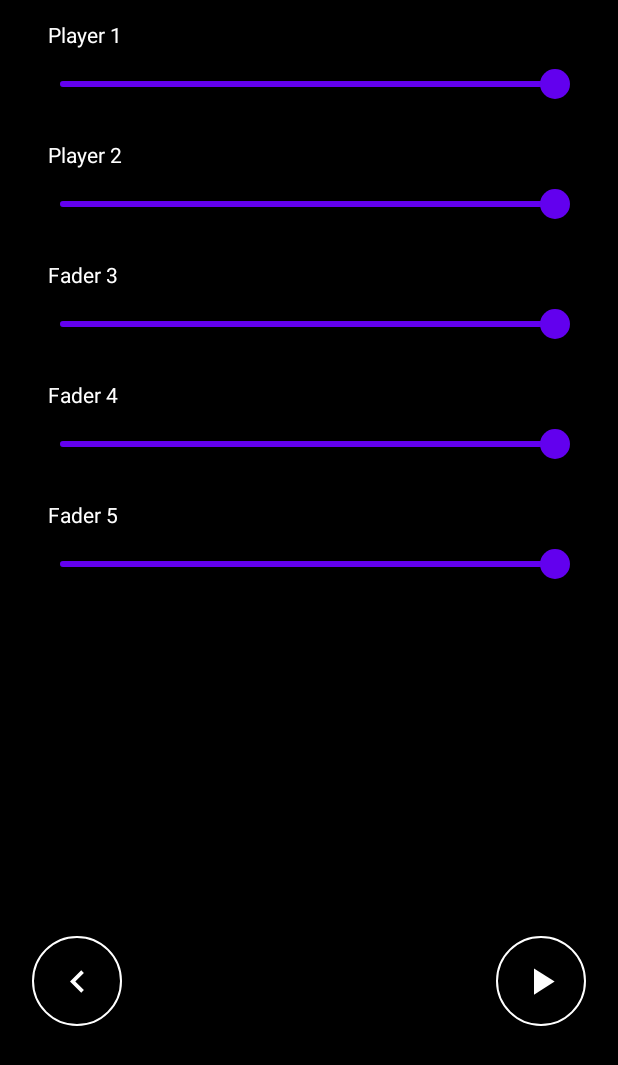
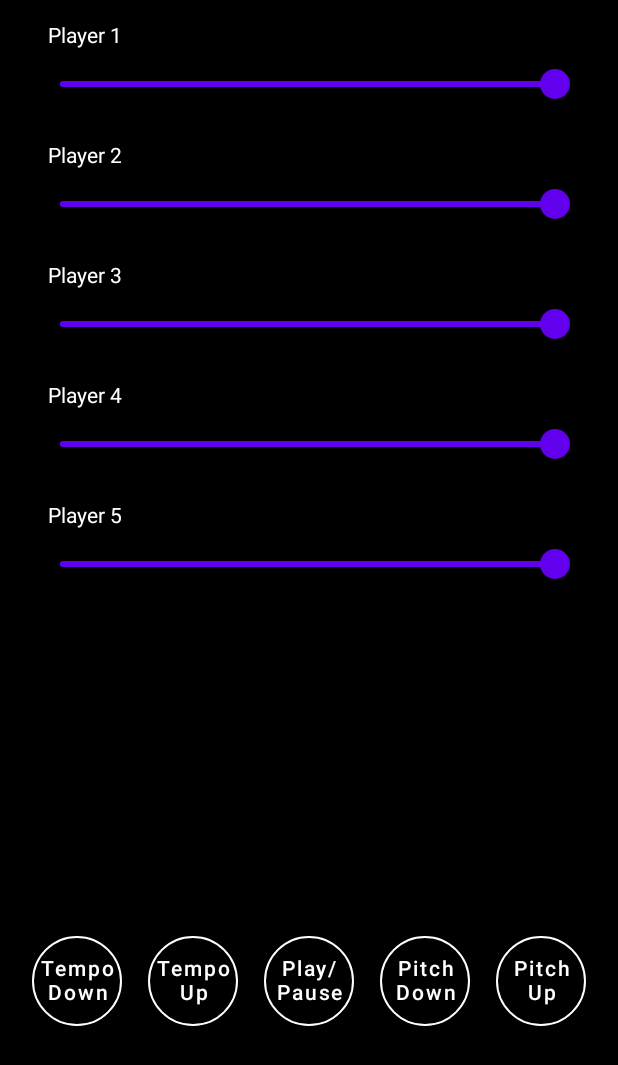
Before and after one commit to stephandue/multitrackplayer, an Android app built with Jetpack Compose: the screen it shows after launch (MainActivity), on a phone screen of 412 x 824 dp. Shown: the top 1065 px of the screen. Run offline under Robolectric (Android 15) with nearby library versions, the phone set to English and light mode, and no system bars; 4 statements that could not run were skipped.

Commit message:
Added Buttons to increase and decrease tempo and pitch

```diff
--- a/app/src/main/java/com/stephanduechtel/multitrackplayer/MainActivity.kt
+++ b/app/src/main/java/com/stephanduechtel/multitrackplayer/MainActivity.kt
@@ -26,6 +26,7 @@ import androidx.compose.material.Icon
 import androidx.compose.material.Scaffold
 import androidx.compose.material.Slider
 import androidx.compose.material.Text
+import androidx.compose.ui.text.style.TextAlign
 import androidx.compose.material.icons.Icons
 import androidx.compose.material.icons.filled.KeyboardArrowLeft
 import androidx.compose.material.icons.filled.PlayArrow
@@ -102,17 +103,17 @@ fun Greeting(name: String, modifier: Modifier = Modifier) {
                         )
                         // Add 3 more sliders as placeholders for future controls
                         VolumeSlider(
-                            label = "Fader 3",
+                            label = "Player 3",
                             volume = viewModel.player3Volume,
                             onVolumeChange = { viewModel.updatePlayer3Volume(it) }
                         )
                         VolumeSlider(
-                            label = "Fader 4",
+                            label = "Player 4",
                             volume = viewModel.player4Volume,
                             onVolumeChange = { viewModel.updatePlayer4Volume(it) }
                         )
                         VolumeSlider(
-                            label = "Fader 5",
+                            label = "Player 5",
                             volume = viewModel.player5Volume,
                             onVolumeChange = { viewModel.updatePlayer5Volume(it) }
                         )
@@ -135,8 +136,11 @@ fun Greeting(name: String, modifier: Modifier = Modifier) {
                         horizontalArrangement = Arrangement.SpaceBetween,
                         verticalAlignment = Alignment.CenterVertically
                     ) {
-                        IconButton(icon = Icons.Default.KeyboardArrowLeft, onClick = { viewModel.setPausedPositionToZero() })
-                        IconButton(icon = Icons.Default.PlayArrow, onClick = { viewModel.playPause() })
+                        TextButton(label = "Tempo Down", onClick = { viewModel.tempoDown() })
+                        TextButton(label = "Tempo Up", onClick = { viewModel.tempoUp() })
+                        TextButton(label = "Play/Pause", onClick = { viewModel.playPause() })
+                        TextButton(label = "Pitch Down", onClick = { viewModel.pitchDown() })
+                        TextButton(label = "Pitch Up", onClick = { viewModel.pitchUp() })
                     }
                 }
             }
@@ -159,7 +163,7 @@ fun VolumeSlider(label: String, volume: Float, onVolumeChange: (Float) -> Unit)
 }
 
 @Composable
-fun IconButton(icon: ImageVector, onClick: () -> Unit) {
+fun TextButton(label: String, onClick: () -> Unit) {
     Button(
         onClick = onClick,
         shape = CircleShape, // Make the button circular
@@ -170,12 +174,19 @@ fun IconButton(icon: ImageVector, onClick: () -> Unit) {
             .width(60.dp)
             .height(60.dp)
     ) {
-        Icon(
-            icon,
-            contentDescription = null, // Decorative icon doesn't require a content description
-            tint = Color.White, // Icon color
-            modifier = Modifier.fillMaxSize(0.5F)
-        )
+        Box(
+            contentAlignment = Alignment.Center, // Center the content inside the box
+            modifier = Modifier.fillMaxSize()
+        ) {
+            Text(
+                text = label,
+                color = Color.White, // Text color
+                textAlign = TextAlign.Center, // Center the text if it wraps to multiple lines
+                modifier = Modifier
+                    .fillMaxWidth()
+                    .align(Alignment.Center) // Center the text inside the box
+            )
+        }
     }
 }
 
--- a/app/src/main/java/com/stephanduechtel/multitrackplayer/PlayerViewModel.kt
+++ b/app/src/main/java/com/stephanduechtel/multitrackplayer/PlayerViewModel.kt
@@ -1,7 +1,6 @@
 package com.stephanduechtel.multitrackplayer
 
 import android.app.Application
-import android.content.Context
 import android.content.res.AssetManager
 import android.util.Log
 import androidx.annotation.OptIn
@@ -12,8 +11,12 @@ import androidx.lifecycle.AndroidViewModel
 import androidx.lifecycle.ViewModel
 import androidx.lifecycle.ViewModelProvider
 import androidx.media3.common.util.UnstableApi
-import com.stephanduechtel.fiveloop.ExoPlayerManager
-import kotlinx.coroutines.*
+import kotlinx.coroutines.CoroutineScope
+import kotlinx.coroutines.Dispatchers
+import kotlinx.coroutines.Job
+import kotlinx.coroutines.delay
+import kotlinx.coroutines.isActive
+import kotlinx.coroutines.launch
 import java.io.IOException
 
 class PlayerViewModel(application: Application): AndroidViewModel(application) {
@@ -25,6 +28,9 @@ class PlayerViewModel(application: Application): AndroidViewModel(application) {
     var player3Volume by mutableStateOf(1f)
     var player4Volume by mutableStateOf(1f)
     var player5Volume by mutableStateOf(1f)
+
+    private var currentTempo: Float = 1.0f
+    private var currentPitch: Float = 0.0f
 
     private var job: Job? = null
 
@@ -163,6 +169,34 @@ class PlayerViewModel(application: Application): AndroidViewModel(application) {
         }
     }*/
 
+    // Function to decrease the tempo by 0.1
+    fun tempoDown() {
+        currentTempo -= 0.05f
+        // Call native method to update tempo
+        setTempoNative(currentTempo)
+    }
+
+    // Function to increase the tempo by 0.1
+    fun tempoUp() {
+        currentTempo += 0.05f
+        // Call native method to update tempo
+        setTempoNative(currentTempo)
+    }
+
+    // Function to decrease the pitch by one halftone (1.0)
+    fun pitchDown() {
+        currentPitch -= 1.0f
+        // Call native method to update pitch
+        setPitchSemiTonesNative(currentPitch)
+    }
+
+    // Function to increase the pitch by one halftone (1.0)
+    fun pitchUp() {
+        currentPitch += 1.0f
+        // Call native method to update pitch
+        setPitchSemiTonesNative(currentPitch)
+    }
+
     fun isSamplePlaying(index: Int): Boolean {
         return isSampleSourcePlaying(index)
     }
@@ -192,6 +226,10 @@ class PlayerViewModel(application: Application): AndroidViewModel(application) {
     external fun restartStream()
 
     external fun isSampleSourcePlaying(index: Int): Boolean
+    external fun setTempoNative(tempo: Float)
+    external fun setPitchSemiTonesNative(pitch: Float)
+    external fun getTempoNative(): Float
+    external fun getPitchSemiTonesNative(): Float
 
 }
 
```
Also changed, not shown: 3 other files.
